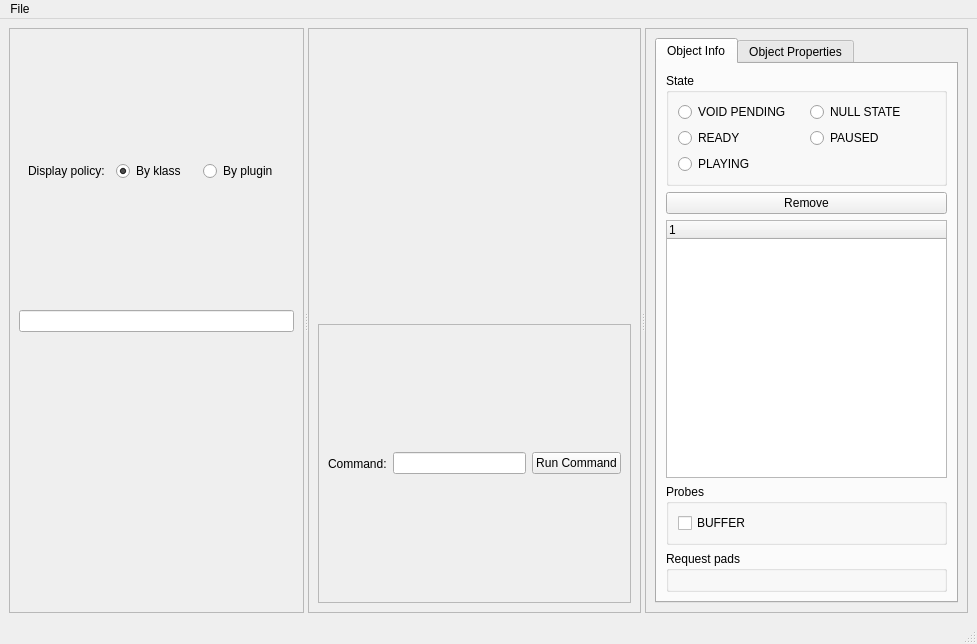
Qt form src/Gui/ui_files/MainWindow.ui (loganek/gstcreator) before a commit.
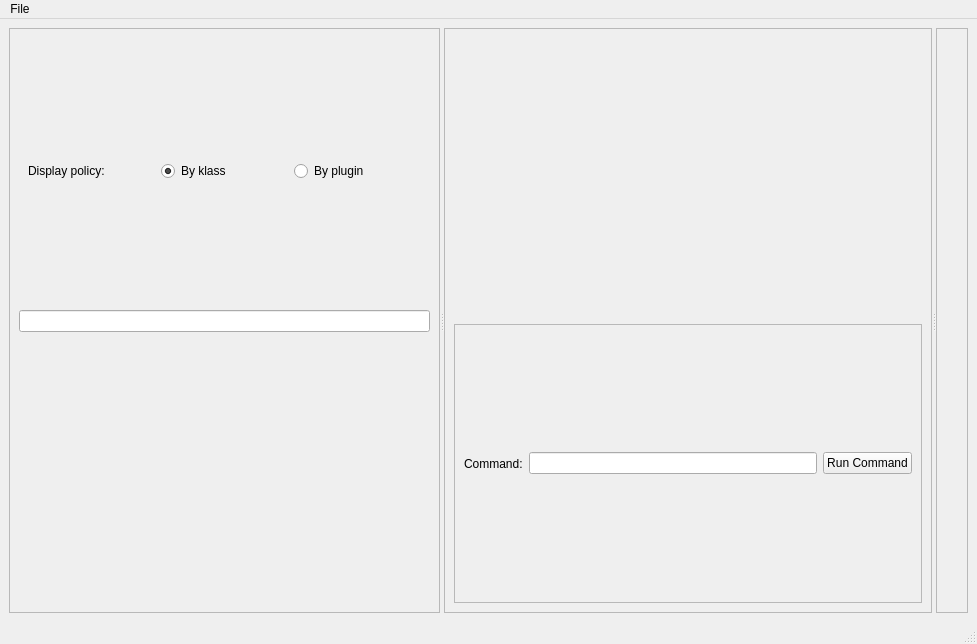
The same form after that commit.

Commit message: refactoring - moved some code from main to an another class

Diff of the .ui file:
```diff
--- a/src/Gui/ui_files/MainWindow.ui
+++ b/src/Gui/ui_files/MainWindow.ui
@@ -146,121 +146,7 @@
        <property name="frameShadow">
         <enum>QFrame::Raised</enum>
        </property>
-       <layout class="QVBoxLayout" name="verticalLayout_3">
-        <item>
-         <widget class="QTabWidget" name="tabWidget">
-          <property name="tabPosition">
-           <enum>QTabWidget::North</enum>
-          </property>
-          <property name="tabShape">
-           <enum>QTabWidget::Rounded</enum>
-          </property>
-          <property name="currentIndex">
-           <number>0</number>
-          </property>
-          <widget class="QWidget" name="tab">
-           <attribute name="title">
-            <string>Object Info</string>
-           </attribute>
-           <layout class="QVBoxLayout" name="verticalLayout_4">
-            <item>
-             <widget class="QGroupBox" name="groupBox">
-              <property name="title">
-               <string>State</string>
-              </property>
-              <layout class="QGridLayout" name="gridLayout_3">
-               <item row="0" column="0">
-                <widget class="QRadioButton" name="voidPendingRadioButton">
-                 <property name="text">
-                  <string>VOID PENDING</string>
-                 </property>
-                </widget>
-               </item>
-               <item row="0" column="1">
-                <widget class="QRadioButton" name="nullStateRadioButton">
-                 <property name="text">
-                  <string>NULL STATE</string>
-                 </property>
-                </widget>
-               </item>
-               <item row="1" column="0">
-                <widget class="QRadioButton" name="readyRadioButton">
-                 <property name="text">
-                  <string>READY</string>
-                 </property>
-                </widget>
-               </item>
-               <item row="1" column="1">
-                <widget class="QRadioButton" name="pausedRadioButton">
-                 <property name="text">
-                  <string>PAUSED</string>
-                 </property>
-                </widget>
-               </item>
-               <item row="2" column="0">
-                <widget class="QRadioButton" name="playingRadioButton">
-                 <property name="text">
-                  <string>PLAYING</string>
-                 </property>
-                </widget>
-               </item>
-              </layout>
-             </widget>
-            </item>
-            <item>
-             <widget class="QPushButton" name="removeObjectButton">
-              <property name="text">
-               <string>Remove</string>
-              </property>
-             </widget>
-            </item>
-            <item>
-             <widget class="QTreeWidget" name="objectInfoTreeWidget">
-              <column>
-               <property name="text">
-                <string notr="true">1</string>
-               </property>
-              </column>
-             </widget>
-            </item>
-            <item>
-             <widget class="QGroupBox" name="probesGroupBox">
-              <property name="enabled">
-               <bool>true</bool>
-              </property>
-              <property name="title">
-               <string>Probes</string>
-              </property>
-              <layout class="QGridLayout" name="gridLayout_4">
-               <item row="0" column="0">
-                <widget class="QCheckBox" name="probeBufferCheckBox">
-                 <property name="text">
-                  <string>BUFFER</string>
-                 </property>
-                </widget>
-               </item>
-              </layout>
-             </widget>
-            </item>
-            <item>
-             <widget class="QGroupBox" name="requestPadsGroupBox">
-              <property name="title">
-               <string>Request pads</string>
-              </property>
-              <layout class="QVBoxLayout" name="verticalLayout_6"/>
-             </widget>
-            </item>
-           </layout>
-          </widget>
-          <widget class="QWidget" name="tab_2">
-           <attribute name="title">
-            <string>Object Properties</string>
-           </attribute>
-           <layout class="QVBoxLayout" name="verticalLayout_5"/>
-          </widget>
-         </widget>
-        </item>
-       </layout>
+       <layout class="QVBoxLayout" name="verticalLayout_3"/>
       </widget>
      </widget>
     </item>
```
Left out of the diff: 4 changed lines with no effect on the pictures. The commit also changes 6 other files.
